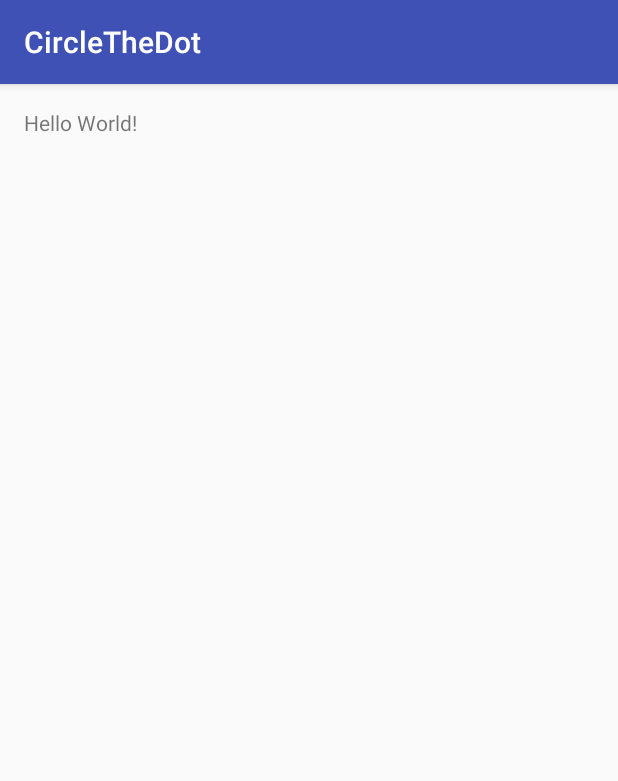
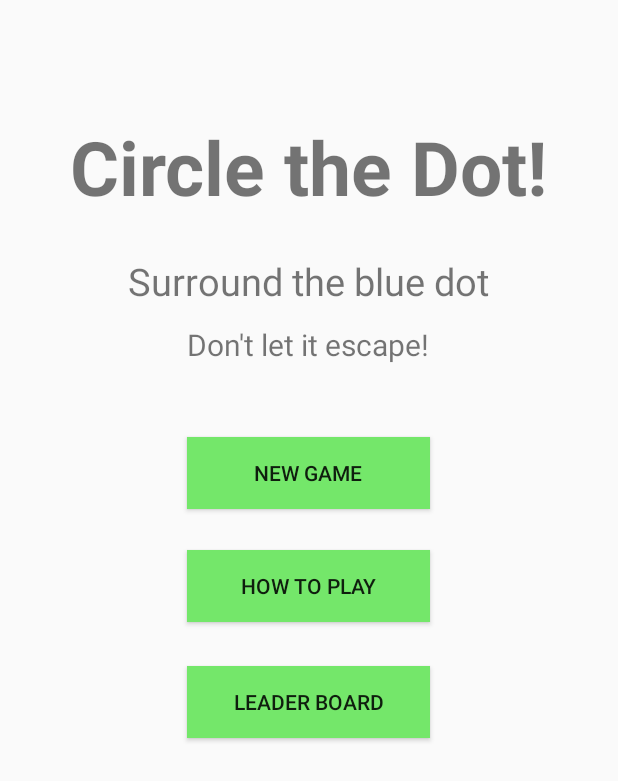
Before and after one commit to ismailhashi101/Dot, an Android app: the screen it shows after launch (MainActivity), on a phone screen of 412 x 824 dp. Shown: the top 781 px of the screen. Run offline under Robolectric (Android 15) with nearby library versions, the phone set to English and light mode, and no system bars.

Commit message:
updated with old project

```diff
--- a/app/src/main/AndroidManifest.xml
+++ b/app/src/main/AndroidManifest.xml
@@ -15,6 +15,7 @@
                 <category android:name="android.intent.category.LAUNCHER" />
             </intent-filter>
         </activity>
+        <activity android:name=".BoardActivity"></activity>
     </application>
 
 </manifest>
--- a/app/src/main/res/layout/activity_main.xml
+++ b/app/src/main/res/layout/activity_main.xml
@@ -1,17 +1,74 @@
 <?xml version="1.0" encoding="utf-8"?>
 <RelativeLayout xmlns:android="http://schemas.android.com/apk/res/android"
-    xmlns:tools="http://schemas.android.com/tools"
-    android:id="@+id/activity_main"
-    android:layout_width="match_parent"
-    android:layout_height="match_parent"
-    android:paddingBottom="@dimen/activity_vertical_margin"
-    android:paddingLeft="@dimen/activity_horizontal_margin"
-    android:paddingRight="@dimen/activity_horizontal_margin"
-    android:paddingTop="@dimen/activity_vertical_margin"
-    tools:context="com.example.ismail.circlethedot.MainActivity">
+    android:orientation="vertical" android:layout_width="match_parent"
+    android:layout_height="match_parent">
 
     <TextView
+        android:text="Circle the Dot!"
+        android:textSize="50dp"
+        android:textStyle="bold"
         android:layout_width="wrap_content"
         android:layout_height="wrap_content"
-        android:text="Hello World!" />
+        android:layout_marginTop="77dp"
+        android:id="@+id/textView"
+        android:layout_centerInParent="true"
+        android:layout_alignParentTop="true"
+        android:layout_centerHorizontal="true" />
+
+    <TextView
+        android:text="Surround the blue dot"
+        android:textSize="25dp"
+        android:layout_width="wrap_content"
+        android:layout_height="wrap_content"
+        android:layout_marginTop="25dp"
+        android:id="@+id/textView2"
+        android:layout_below="@+id/textView"
+        android:layout_centerHorizontal="true" />
+
+    <Button
+        android:text="New Game"
+        android:onClick="newGame"
+        android:textAllCaps="true"
+        android:background="#74e76a"
+        android:layout_width="match_parent"
+        android:layout_height="wrap_content"
+        android:layout_below="@+id/textView5"
+        android:layout_marginTop="48dp"
+        android:id="@+id/button"
+        android:layout_alignRight="@+id/textView5"
+        android:layout_alignLeft="@+id/textView5" />
+
+    <Button
+        android:text="Leader Board"
+        android:textAllCaps="true"
+        android:background="#74e76a"
+        android:layout_width="wrap_content"
+        android:layout_height="wrap_content"
+        android:layout_marginTop="29dp"
+        android:id="@+id/button3"
+        android:layout_below="@+id/button2"
+        android:layout_alignLeft="@+id/button2"
+        android:layout_alignRight="@+id/button2" />
+
+    <Button
+        android:text="How to play"
+        android:textAllCaps="true"
+        android:background="#74e76a"
+        android:layout_width="wrap_content"
+        android:layout_height="wrap_content"
+        android:layout_marginTop="27dp"
+        android:id="@+id/button2"
+        android:layout_below="@+id/button"
+        android:layout_alignLeft="@+id/button"
+        android:layout_alignRight="@+id/button" />
+
+    <TextView
+        android:text="Don't let it escape!"
+        android:textSize="20dp"
+        android:layout_width="wrap_content"
+        android:layout_height="wrap_content"
+        android:layout_marginTop="11dp"
+        android:id="@+id/textView5"
+        android:layout_below="@+id/textView2"
+        android:layout_centerHorizontal="true" />
 </RelativeLayout>
--- a/app/src/main/res/values/colors.xml
+++ b/app/src/main/res/values/colors.xml
@@ -2,5 +2,10 @@
 <resources>
     <color name="colorPrimary">#3F51B5</color>
     <color name="colorPrimaryDark">#303F9F</color>
-    <color name="colorAccent">#FF4081</color>
+    <color name="colorAccent">#303F9F</color>
+    <color name="background">#EAEAEA</color>
+    <color name="movePaint">#C7C7C7</color>
+    <color name="blockPaint">#EE9A00</color>
+    <color name="dotPaint">#7850ED</color>
+    <color name="dotIsSurrPaint">#DD5041</color>
 </resources>
--- a/app/src/main/res/values/styles.xml
+++ b/app/src/main/res/values/styles.xml
@@ -1,7 +1,7 @@
 <resources>
 
     <!-- Base application theme. -->
-    <style name="AppTheme" parent="Theme.AppCompat.Light.DarkActionBar">
+    <style name="AppTheme" parent="Theme.AppCompat.Light.NoActionBar">
         <!-- Customize your theme here. -->
         <item name="colorPrimary">@color/colorPrimary</item>
         <item name="colorPrimaryDark">@color/colorPrimaryDark</item>
```
Also changed, not shown: app/src/main/java/com/example/ismail/circlethedot/BoardActivity.java (added, +21 -0 lines), app/src/main/java/com/example/ismail/circlethedot/Dot.java (added, +132 -0 lines), app/src/main/java/com/example/ismail/circlethedot/GameData.java (added, +143 -0 lines), app/src/main/java/com/example/ismail/circlethedot/GameView.java (added, +247 -0 lines), app/src/main/java/com/example/ismail/circlethedot/MainActivity.java (+10 -0 lines), app/src/main/res/layout/activity_board.xml (added, +20 -0 lines).
